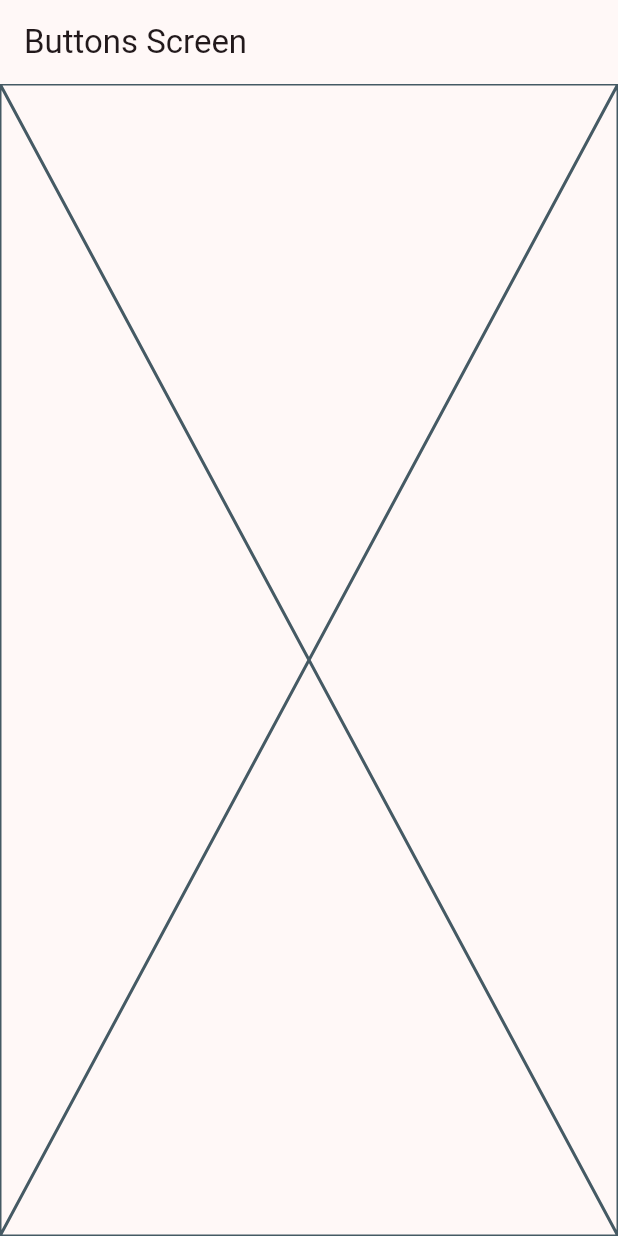
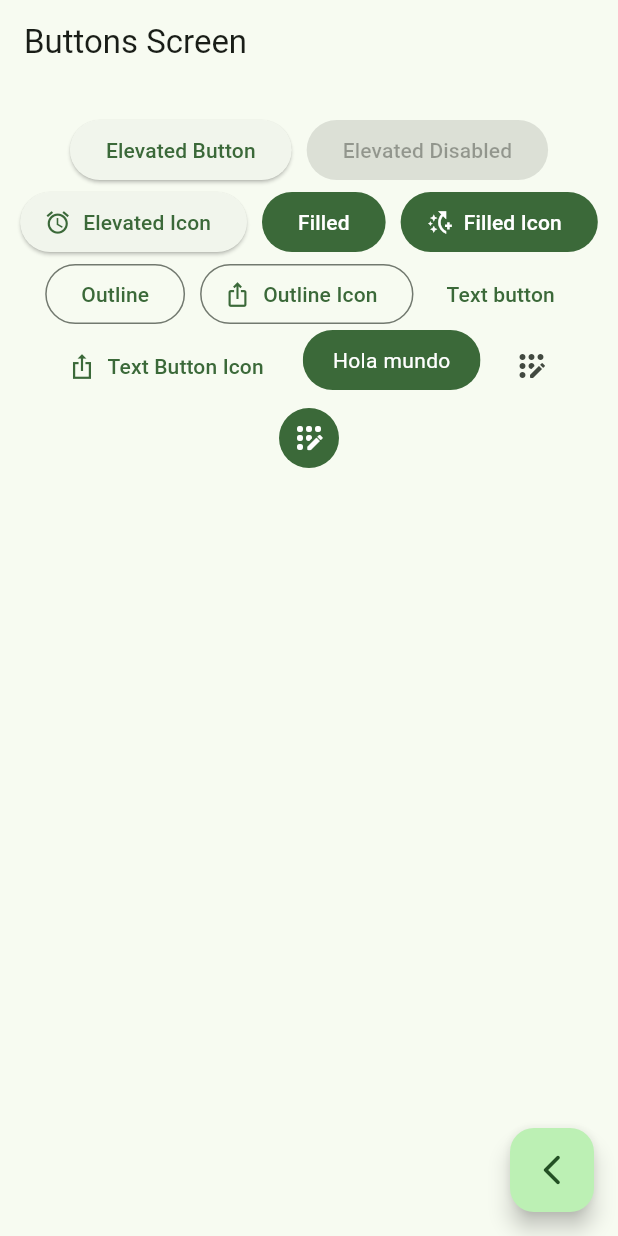
Before and after one commit to chezzandyto/widgetsApp, a Flutter app: the ButtonsScreen screen opened by its route, on a phone screen of 412 x 824 dp. Run offline on Flutter 3.47's test engine with Material 2 defaults, Android fonts, the phone set to English and light mode, and no system bars; our stand-ins replace go_router.

Commit message:
Buttons screen

```diff
--- a/lib/main.dart
+++ b/lib/main.dart
@@ -23,7 +23,7 @@ class MainApp extends StatelessWidget {
     return MaterialApp.router(
       routerConfig: appRouter,
       debugShowCheckedModeBanner: false,
-      theme: AppTheme(selectedColor: 9).getTheme(),
+      theme: AppTheme(selectedColor: 3).getTheme(),
     );
   }
 }
--- a/lib/presentation/screens/buttons/buttons_screen.dart
+++ b/lib/presentation/screens/buttons/buttons_screen.dart
@@ -1,4 +1,5 @@
 import 'package:flutter/material.dart';
+import 'package:go_router/go_router.dart';
 
 class ButtonsScreen extends StatelessWidget {
   static const String name = 'buttons_screen';
@@ -10,7 +11,99 @@ class ButtonsScreen extends StatelessWidget {
       appBar: AppBar(
         title: const Text('Buttons Screen'),
       ),
-      body: const Placeholder(),
+      body: const _ButtonsView(),
+      floatingActionButton: FloatingActionButton(
+        child: const Icon(Icons.arrow_back_ios_new_rounded),
+        onPressed: () {
+          //Navigator.of(context).pop();
+          context.pop();
+        },
+      ),
     );
   }
 }
+
+class _ButtonsView extends StatelessWidget {
+  const _ButtonsView();
+
+  @override
+  Widget build(BuildContext context) {
+    final colors = Theme.of(context).colorScheme;
+
+    return SizedBox(
+      width: double.infinity,
+      child: Padding(
+          padding: const EdgeInsets.symmetric(horizontal: 10, vertical: 20),
+          child: Wrap(
+            spacing: 10,
+            alignment: WrapAlignment.center,
+            children: [
+              ElevatedButton(
+                  onPressed: () {}, child: const Text('Elevated Button')),
+              const ElevatedButton(
+                  onPressed: null, child: Text('Elevated Disabled')),
+              ElevatedButton.icon(
+                onPressed: () {},
+                icon: const Icon(Icons.access_alarm_outlined),
+                label: const Text('Elevated Icon'),
+              ),
+              FilledButton(onPressed: () {}, child: const Text('Filled')),
+              FilledButton.icon(
+                onPressed: () {},
+                icon: const Icon(Icons.switch_access_shortcut_add_sharp),
+                label: const Text('Filled Icon'),
+              ),
+              OutlinedButton(onPressed: () {}, child: const Text('Outline')),
+              OutlinedButton.icon(
+                onPressed: () {},
+                icon: const Icon(Icons.ios_share),
+                label: const Text('Outline Icon'),
+              ),
+              TextButton(onPressed: () {}, child: const Text('Text button')),
+              TextButton.icon(
+                onPressed: () {},
+                icon: const Icon(Icons.ios_share_sharp),
+                label: const Text('Text Button Icon'),
+              ),
+              const CustomButton(),
+              IconButton(
+                  onPressed: () {},
+                  icon: const Icon(Icons.app_registration_rounded)),
+              IconButton(
+                onPressed: () {},
+                icon: const Icon(Icons.app_registration_rounded),
+                style: ButtonStyle(
+                    backgroundColor: MaterialStatePropertyAll(colors.primary),
+                    iconColor: const MaterialStatePropertyAll(Colors.white)),
+              ),
+            ],
+          )),
+    );
+  }
+}
+
+class CustomButton extends StatelessWidget {
+  const CustomButton({super.key});
+
+  @override
+  Widget build(BuildContext context) {
+    final colors = Theme.of(context).colorScheme;
+
+    return ClipRRect(
+      borderRadius: BorderRadius.circular(20),
+      child: Material(
+        color: colors.primary,
+        child: InkWell(
+          focusColor: colors.secondary,
+          onTap: () {},
+          child: const Padding(
+              padding: EdgeInsets.symmetric(horizontal: 20, vertical: 10),
+              child: Text(
+                'Hola mundo',
+                style: TextStyle(color: Colors.white),
+              )),
+        ),
+      ),
+    );
+  }
+}
```
